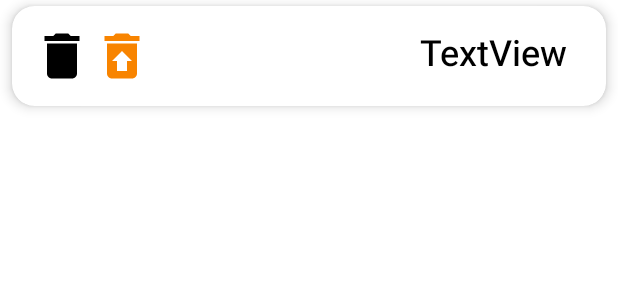
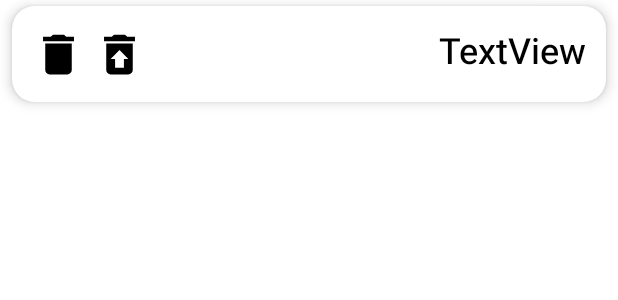
Before and after one commit to ihoseinam/EliNoteApp, an Android app: the layout list_item_bin.xml on its own in the app's theme, with its tools: preview values and no code run, on a phone screen of 412 x 824 dp. Shown: the top 300 px of the screen. Run offline under Robolectric (Android 15) with nearby library versions, the phone set to English and light mode, and no system bars.

Commit message:
fix text gravity

```diff
--- a/app/src/main/res/drawable/restore_bin_24.xml
+++ b/app/src/main/res/drawable/restore_bin_24.xml
@@ -1,4 +1,4 @@
-<vector android:height="24dp" android:tint="#F88400"
+<vector android:height="24dp" android:tint="#000000"
     android:viewportHeight="24" android:viewportWidth="24"
     android:width="24dp" xmlns:android="http://schemas.android.com/apk/res/android">
     <path android:fillColor="@android:color/white" android:pathData="M19,4h-3.5l-1,-1h-5l-1,1L5,4v2h14zM6,7v12c0,1.1 0.9,2 2,2h8c1.1,0 2,-0.9 2,-2L18,7L6,7zM14,14v4h-4v-4L8,14l4,-4 4,4h-2z"/>
--- a/app/src/main/res/layout/list_item_bin.xml
+++ b/app/src/main/res/layout/list_item_bin.xml
@@ -17,29 +17,40 @@
 
     <androidx.appcompat.widget.AppCompatTextView
         android:id="@+id/txt_title_note"
-        android:layout_width="wrap_content"
+        android:layout_width="0dp"
         android:layout_height="wrap_content"
-        android:layout_marginEnd="12dp"
         android:textColor="@color/black"
         android:textSize="24sp"
+        android:ellipsize="start"
+        android:gravity="end"
+        android:maxLines="1"
         app:layout_constraintBottom_toBottomOf="parent"
         app:layout_constraintEnd_toEndOf="parent"
+        app:layout_constraintHorizontal_bias="1.0"
+        app:layout_constraintStart_toEndOf="@+id/img_restore_notes"
         app:layout_constraintTop_toTopOf="parent"
+        app:layout_constraintVertical_bias="1.0"
         tools:text="TextView" />
+
 
     <androidx.appcompat.widget.AppCompatImageView
         android:id="@+id/img_delet_notes"
-        android:layout_width="40dp"
-        android:layout_height="40dp"
+        android:layout_width="35dp"
+        android:layout_height="35dp"
         app:layout_constraintBottom_toBottomOf="parent"
         app:layout_constraintStart_toStartOf="parent"
         app:layout_constraintTop_toTopOf="parent"
+        android:clickable="true"
+        android:focusable="true"
         app:srcCompat="@drawable/ic_delete" />
 
     <androidx.appcompat.widget.AppCompatImageView
         android:id="@+id/img_restore_notes"
-        android:layout_width="40dp"
-        android:layout_height="40dp"
+        android:layout_width="35dp"
+        android:layout_height="35dp"
+        android:clickable="true"
+        android:focusable="true"
+        android:layout_marginStart="5dp"
         app:layout_constraintBottom_toBottomOf="@+id/img_delet_notes"
         app:layout_constraintStart_toEndOf="@+id/img_delet_notes"
         app:layout_constraintTop_toTopOf="@+id/img_delet_notes"
--- a/app/src/main/res/layout/list_item_note.xml
+++ b/app/src/main/res/layout/list_item_note.xml
@@ -18,15 +18,19 @@
 
         <androidx.appcompat.widget.AppCompatTextView
             android:id="@+id/txt_title_note"
-            android:layout_width="wrap_content"
+            android:layout_width="0dp"
             android:layout_height="wrap_content"
-            android:layout_marginEnd="7dp"
+            android:ellipsize="start"
+            android:gravity="end"
+            android:maxLines="1"
             android:textColor="@color/black"
             android:textSize="24sp"
             app:layout_constraintBottom_toBottomOf="parent"
             app:layout_constraintEnd_toEndOf="parent"
+            app:layout_constraintHorizontal_bias="1.0"
+            app:layout_constraintStart_toEndOf="@+id/img_shared_notes"
             app:layout_constraintTop_toTopOf="parent"
-            app:layout_constraintVertical_bias="0.517"
+            app:layout_constraintVertical_bias="1.0"
             tools:text="TextView" />
 
         <androidx.appcompat.widget.AppCompatImageView
```
